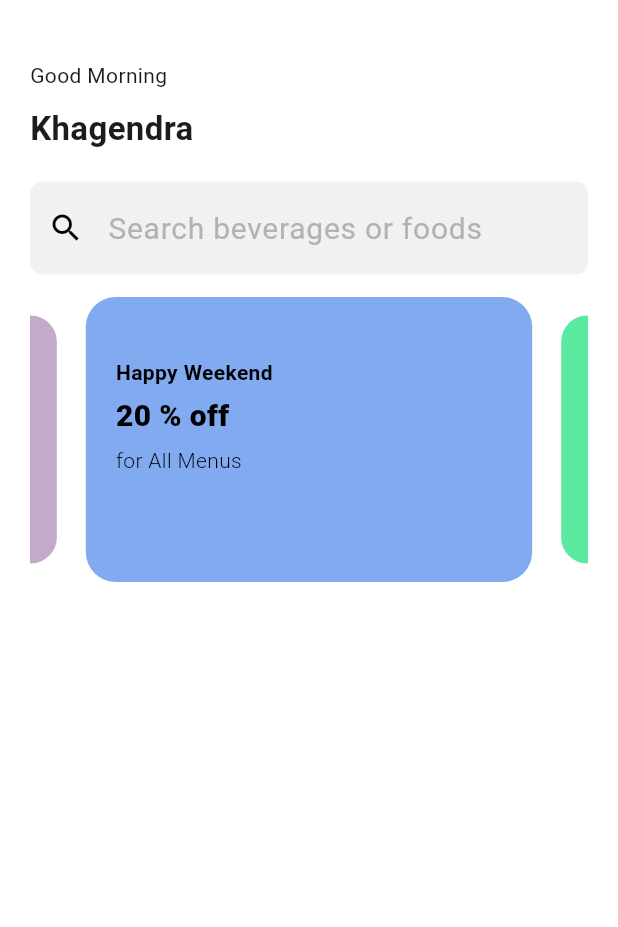
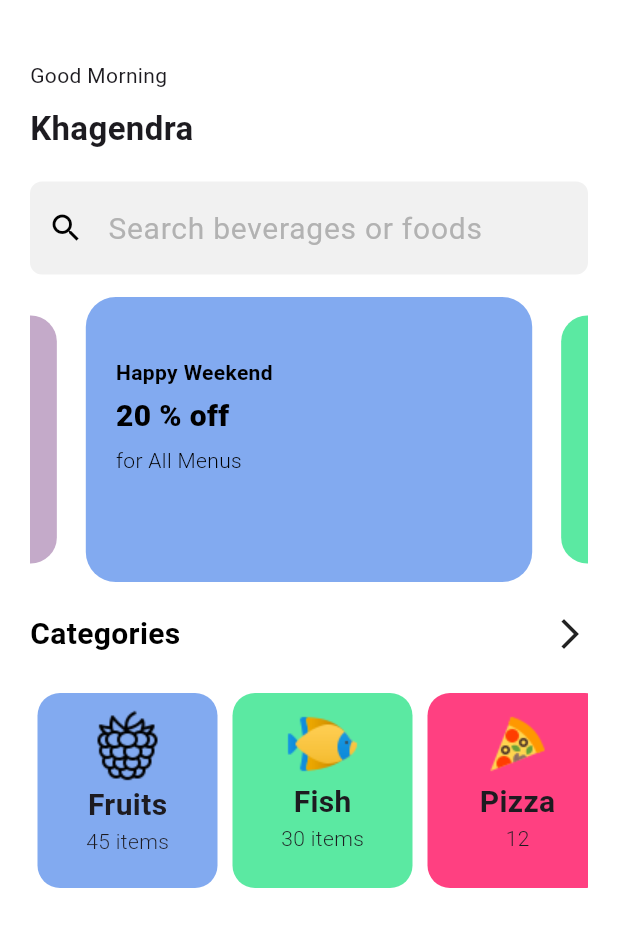
Before and after one commit to Nabin1-chand/Agro, a Flutter app: the HomeScreen screen opened directly, on a phone screen of 412 x 824 dp. Shown: the top 927 px of the screen. Run offline on Flutter 3.47's test engine with Material 3 defaults, Android fonts, the phone set to English and light mode, and no system bars; drawn by our look-alikes of carousel_slider.

Commit message:
added: catergoreis

```diff
--- a/lib/constant/image_constant.dart
+++ b/lib/constant/image_constant.dart
@@ -5,4 +5,6 @@ class ImageConstant {
   static const fishIcon = '$basePath/fish.png';
   static const fruitIcon = '$basePath/fruit.png';
   static const pizzaIcon = '$basePath/pizza.png';
+  static const wheatIcon = '$basePath/wheat.png';
+  static const vegetableIcon = '$basePath/vegetable.png';
 }
--- a/lib/screen/home_screen.dart
+++ b/lib/screen/home_screen.dart
@@ -1,3 +1,7 @@
+import 'package:agro_app/constant/image_constant.dart';
+import 'package:agro_app/screen/pages/fish_screen.dart';
+import 'package:agro_app/screen/pages/fruit_screen.dart';
+import 'package:agro_app/screen/pages/pizza_screen.dart';
 import 'package:carousel_slider/carousel_slider.dart';
 import 'package:flutter/material.dart';
 
@@ -24,7 +28,43 @@ class HomeScreen extends StatelessWidget {
       'dexription': 'on All Orders'
     },
   ];
-
+  final List<Map<String, dynamic>> categories = [
+    {
+      'title': 'Fruits',
+      'subtitle': '45 items',
+      'image': ImageConstant.fruitIcon,
+      'page': const FruitScreen(),
+      'color': const Color.fromARGB(255, 130, 170, 240),
+    },
+    {
+      'title': 'Fish',
+      'subtitle': '30 items',
+      'image': ImageConstant.fishIcon,
+      'page': const FishScreen(),
+      'color': const Color.fromARGB(255, 91, 233, 162),
+    },
+    {
+      'title': 'Pizza',
+      'subtitle': '12',
+      'image': ImageConstant.pizzaIcon,
+      'page': const PizzaScreen(),
+      'color': Colors.pinkAccent
+    },
+    {
+      'title': 'Vegetable',
+      'subtitle': '10',
+      'image': ImageConstant.vegetableIcon,
+      'page': const PizzaScreen(),
+      'color': const Color.fromARGB(255, 255, 156, 189)
+    },
+    {
+      'title': 'Wheat',
+      'subtitle': '3',
+      'image': ImageConstant.wheatIcon,
+      'page': const PizzaScreen(),
+      'color': const Color.fromARGB(255, 167, 139, 148)
+    },
+  ];
   final List<Color> containerColor = [
     const Color.fromARGB(255, 130, 170, 240),
     const Color.fromARGB(255, 91, 233, 162),
@@ -39,26 +79,26 @@ class HomeScreen extends StatelessWidget {
           automaticallyImplyLeading: false,
           backgroundColor: Colors.white),
       body: Padding(
-        padding: EdgeInsets.symmetric(horizontal: 20, vertical: 30),
+        padding: const EdgeInsets.symmetric(horizontal: 20, vertical: 30),
         child: Column(
           crossAxisAlignment: CrossAxisAlignment.start,
           children: [
-            Text(
+            const Text(
               'Good Morning',
             ),
-            SizedBox(
+            const SizedBox(
               height: 10,
             ),
-            Text(
+            const Text(
               'Khagendra',
               style: TextStyle(fontSize: 22, fontWeight: FontWeight.w600),
             ),
-            SizedBox(
+            const SizedBox(
               height: 20,
             ),
             TextField(
-              style: TextStyle(
-                color: const Color(0xff020202),
+              style: const TextStyle(
+                color: Color(0xff020202),
                 fontSize: 20,
                 fontWeight: FontWeight.w400,
                 letterSpacing: 0.5,
@@ -70,7 +110,7 @@ class HomeScreen extends StatelessWidget {
                   borderRadius: BorderRadius.circular(8),
                   borderSide: BorderSide.none,
                 ),
-                focusedBorder: OutlineInputBorder(
+                focusedBorder: const OutlineInputBorder(
                   borderRadius: BorderRadius.all(Radius.circular(15.0)),
                   borderSide: BorderSide(
                     width: 2.0,
@@ -88,7 +128,7 @@ class HomeScreen extends StatelessWidget {
                 prefixIconColor: Colors.black,
               ),
             ),
-            SizedBox(
+            const SizedBox(
               height: 15,
             ),
             CarouselSlider.builder(
@@ -97,7 +137,8 @@ class HomeScreen extends StatelessWidget {
                   return Container(
                     height: 170,
                     width: 320,
-                    padding: EdgeInsets.symmetric(horizontal: 20, vertical: 40),
+                    padding: const EdgeInsets.symmetric(
+                        horizontal: 20, vertical: 40),
                     decoration: BoxDecoration(
                         borderRadius: BorderRadius.circular(20),
                         color: containerColor[index]),
@@ -106,25 +147,25 @@ class HomeScreen extends StatelessWidget {
                       children: [
                         Text(
                           contentList[index]['title'] ?? "Not title",
-                          style: TextStyle(
+                          style: const TextStyle(
                               color: Colors.black, fontWeight: FontWeight.w600),
                         ),
-                        SizedBox(
+                        const SizedBox(
                           height: 5,
                         ),
                         Text(
                           contentList[index]['offer'] ?? "No offer",
-                          style: TextStyle(
+                          style: const TextStyle(
                               fontSize: 20,
                               color: Colors.black,
                               fontWeight: FontWeight.w900),
                         ),
-                        SizedBox(
+                        const SizedBox(
                           height: 5,
                         ),
                         Text(
                           contentList[index]['description'] ?? "No description",
-                          style: TextStyle(
+                          style: const TextStyle(
                               color: Colors.black, fontWeight: FontWeight.w300),
                         ),
                       ],
@@ -136,7 +177,83 @@ class HomeScreen extends StatelessWidget {
                     enlargeCenterPage: true,
                     autoPlay: true,
                     aspectRatio: 16 / 9,
-                    viewportFraction: 0.8))
+                    viewportFraction: 0.8)),
+            const SizedBox(
+              height: 20,
+            ),
+            const Row(
+              mainAxisAlignment: MainAxisAlignment.spaceBetween,
+              children: [
+                Text(
+                  'Categories',
+                  style: TextStyle(
+                      fontSize: 20,
+                      fontWeight: FontWeight.w700,
+                      color: Colors.black),
+                ),
+                Icon(Icons.arrow_forward_ios),
+              ],
+            ),
+            const SizedBox(
+              height: 15,
+            ),
+            SizedBox(
+              height: 150,
+              child: ListView.separated(
+                padding: EdgeInsets.symmetric(horizontal: 5, vertical: 10),
+                scrollDirection: Axis.horizontal,
+                shrinkWrap: true,
+                itemCount: categories.length,
+                itemBuilder: (context, index) {
+                  return GestureDetector(
+                    onTap: () {
+                      final page = categories[index]['page'];
+                      if (page != null) {
+                        Navigator.push(
+                          context,
+                          MaterialPageRoute(builder: (context) => page),
+                        );
+                      } else {
+                        ScaffoldMessenger.of(context).showSnackBar(
+                          SnackBar(content: Text('Page not available')),
+                        );
+                      }
+                    },
+                    child: Container(
+                      width: 120,
+                      padding: const EdgeInsets.symmetric(
+                          horizontal: 10, vertical: 10),
+                      decoration: BoxDecoration(
+                          color: categories[index]['color']!,
+                          borderRadius: BorderRadius.circular(15)),
+                      child: Column(
+                        children: [
+                          Image.asset(
+                            categories[index]['image']!,
+                          ),
+                          Text(
+                            categories[index]['title'] ?? 'Unknown',
+                            style: const TextStyle(
+                                fontWeight: FontWeight.w700, fontSize: 20),
+                          ),
+                          Text(
+                            categories[index]['subtitle'] ?? 'No items',
+                            style: const TextStyle(
+                              fontWeight: FontWeight.w300,
+                            ),
+                          ),
+                        ],
+                      ),
+                    ),
+                  );
+                },
+                separatorBuilder: (BuildContext context, int index) {
+                  return const SizedBox(
+                    width: 10,
+                  );
+                },
+              ),
+            )
           ],
         ),
       ),
--- /dev/null
+++ b/lib/screen/pages/fish_screen.dart
@@ -0,0 +1,10 @@
+import 'package:flutter/material.dart';
+
+class FishScreen extends StatelessWidget {
+  const FishScreen({super.key});
+
+  @override
+  Widget build(BuildContext context) {
+    return const Placeholder();
+  }
+}
--- /dev/null
+++ b/lib/screen/pages/fruit_screen.dart
@@ -0,0 +1,10 @@
+import 'package:flutter/material.dart';
+
+class FruitScreen extends StatelessWidget {
+  const FruitScreen({super.key});
+
+  @override
+  Widget build(BuildContext context) {
+    return const Placeholder();
+  }
+}
--- /dev/null
+++ b/lib/screen/pages/pizza_screen.dart
@@ -0,0 +1,10 @@
+import 'package:flutter/material.dart';
+
+class PizzaScreen extends StatelessWidget {
+  const PizzaScreen({super.key});
+
+  @override
+  Widget build(BuildContext context) {
+    return const Placeholder();
+  }
+}
```
Also changed, not shown: assets/images/chicken.png (renamed from assets/images/chicket.png), assets/images/vegetable.png (added), assets/images/wheat.png (added).
